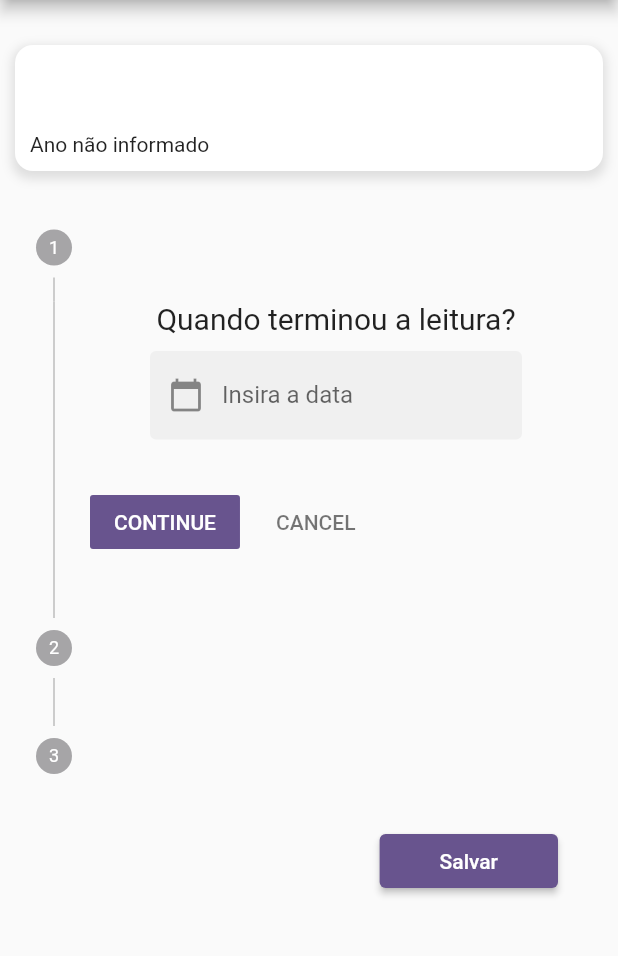
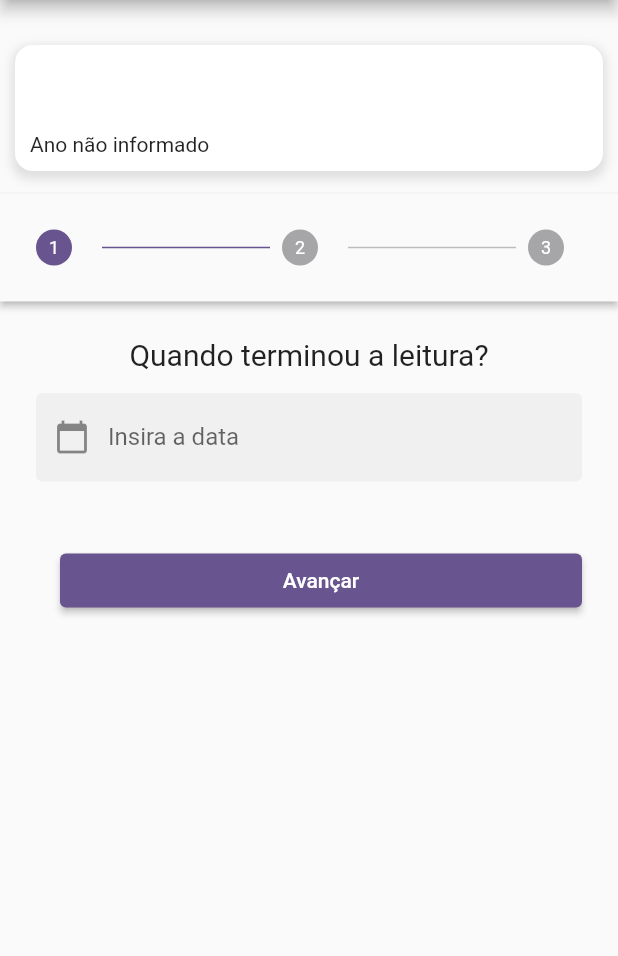
Before and after one commit to GuinterZaffalon/readingtracker, a Flutter app: the Register screen opened directly with empty values, on a phone screen of 412 x 824 dp, the part 84-1040 px from its top. Run offline on Flutter 3.47's test engine with Material 3 defaults, Android fonts, the phone set to English and light mode, and no system bars; our stand-ins replace flutter_rating_bar, sqflite; missing offline and left inert: linear_progress_bar; accounts and stored records are empty.

Commit message:
step funcionando na horizontal

```diff
--- a/lib/src/components/comment.dart
+++ b/lib/src/components/comment.dart
@@ -7,14 +7,15 @@ class CommentBox extends StatelessWidget {
 
   @override
   Widget build(BuildContext context) {
-    return Column(
+    return
+      Column(
       crossAxisAlignment: CrossAxisAlignment.center,
       children: [
         Text("Gostaria de anotar algo?",
             style: TextStyle(fontSize: 20)),
         const SizedBox(height: 10),
         Padding(
-            padding: EdgeInsets.fromLTRB(40, 10, 40, 10),
+            padding: EdgeInsets.fromLTRB(0, 14, 0, 10),
             child: TextField(
               onChanged: onChange,
               decoration: InputDecoration(
--- a/lib/src/components/date.dart
+++ b/lib/src/components/date.dart
@@ -50,7 +50,7 @@ class _DatePickerFieldState extends State<DatePickerField> {
           style: TextStyle(fontSize: 20),
         ),
         Padding(
-          padding: const EdgeInsets.fromLTRB(40, 10, 40, 15),
+          padding: const EdgeInsets.fromLTRB(0, 14, 0, 10),
           child: TextField(
             controller: _controllerDate,
             onTap: _showDatePicker,
--- a/lib/src/components/ratting.dart
+++ b/lib/src/components/ratting.dart
@@ -11,7 +11,7 @@ class Ratting extends StatelessWidget {
     return Column(
       crossAxisAlignment: CrossAxisAlignment.center,
       children: [
-        Text("Quantas estrelas daria para a obra?",
+        Text("Quantas estrelas para a obra?",
             style: TextStyle(fontSize: 20)),
         const SizedBox(height: 10),
         RatingBar.builder(
--- a/lib/src/screens/register.dart
+++ b/lib/src/screens/register.dart
@@ -37,13 +37,14 @@ class _RegisterState extends State<Register> {
   String cover = "";
   bool isLoading = false;
   late DateTime date;
-  late PageController _pageController;
-  int _currentPage = 0;
+  int currentStep = 0;
   final sqfliteHelper = SqfliteHelper();
+  bool get isFrirstStep => currentStep == 0;
+  bool get isLastStep => currentStep == steps().length - 1;
+  bool isComplete = false;
 
   initState() {
     super.initState();
-    _pageController = PageController(initialPage: 0);
     if (widget.registro.isbn == null || widget.registro.isbn == '') {
       return;
     } else {
@@ -69,6 +70,68 @@ class _RegisterState extends State<Register> {
     }
   }
 
+  List<Step> steps() => [
+        Step(
+          isActive: currentStep >= 0,
+          title: const Text(""),
+          content: DatePickerField(onDateSelected: (date) {
+            setState(() {
+              this.date = date;
+            });
+          }),
+        ),
+        Step(
+          isActive: currentStep >= 1,
+          title: const Text(""),
+          content: Ratting(rattingStar: (rating) {
+            setState(() {
+              this.rating = rating.toInt();
+            });
+          }),
+        ),
+        Step(
+            isActive: currentStep >= 2,
+            title: const Text(""),
+            content: Column(
+              children: [
+                CommentBox(onChange: (value) {
+                  setState(() {
+                    commentNotFinished = value;
+                  });
+                }),
+                Row(mainAxisAlignment: MainAxisAlignment.end, children: [
+                  Padding(
+                      padding: const EdgeInsets.fromLTRB(40, 10, 40, 10),
+                      child: ElevatedButton(
+                        onPressed: () async {
+                          final book = {
+                            "title": widget.registro.title,
+                            "author": widget.registro.author,
+                            "publisher": widget.registro.publisher,
+                            "editionYear": widget.registro.editionYear,
+                            "cover": cover,
+                            "comment": comment,
+                            "date": date.toString(),
+                            "rating": rating,
+                          };
+                          await sqfliteHelper.insertBookFinished(book);
+                          Navigator.push(
+                              context,
+                              MaterialPageRoute(
+                                builder: (context) => const perfilPage(),
+                              ));
+                        },
+                        child: const Text("Salvar"),
+                        style: ButtonStyle(
+                          padding: MaterialStateProperty.all(
+                              const EdgeInsets.fromLTRB(40, 10, 40, 10)),
+                        ),
+                      ))
+                ])
+            ])
+            )
+      ];
+
   @override
   Widget build(BuildContext context) {
     return Scaffold(
@@ -77,11 +140,9 @@ class _RegisterState extends State<Register> {
         title: const Text("ReadingTracker"),
         centerTitle: true,
       ),
-      body: Column(
-        children: [
+      body: Column(children: [
         isLoading
-              ?
-          Expanded(
+            ? Expanded(
                 child: Center(
                     child: Column(
                 mainAxisAlignment: MainAxisAlignment.center,
@@ -90,28 +151,24 @@ class _RegisterState extends State<Register> {
                   SizedBox(height: 10),
                   Text('Carregando...'),
                 ],
-                  )
-              ))
+              )))
             : cover.isEmpty
                 ? Padding(
                     padding: const EdgeInsets.fromLTRB(10, 30, 10, 0),
                     child: Container(
                       decoration: BoxDecoration(
                         color: Colors.white,
-                borderRadius: BorderRadius.circular(
-                    12),
+                        borderRadius: BorderRadius.circular(12),
                         boxShadow: [
                           BoxShadow(
-                    color:
-                    Colors.grey.withOpacity(0.3),
+                            color: Colors.grey.withOpacity(0.3),
                             spreadRadius: 2,
                             blurRadius: 5,
                             offset: Offset(0, 3),
                           ),
                         ],
                       ),
-              padding:
-              const EdgeInsets.all(10),
+                      padding: const EdgeInsets.all(10),
                       child: Row(
                         children: [
                           Column(
@@ -119,9 +176,7 @@ class _RegisterState extends State<Register> {
                             children: [
                               SizedBox(
                                   width: 180,
-                        child:
-
-                      Text(
+                                  child: Text(
                                     widget.registro.title!,
                                     style: const TextStyle(
                                       overflow: TextOverflow.ellipsis,
@@ -129,14 +184,12 @@ class _RegisterState extends State<Register> {
                                       fontSize: 14,
                                     ),
                                   )),
-                      SizedBox( width: 180,
-                        child:
-                      Text(widget.registro.author!)),
-
+                              SizedBox(
+                                  width: 180,
+                                  child: Text(widget.registro.author!)),
                               Text(widget.registro.publisher!),
                               Text(
-                        widget.registro.editionYear?.isNotEmpty ==
-                            true
+                                widget.registro.editionYear?.isNotEmpty == true
                                     ? widget.registro.editionYear!
                                     : 'Ano não informado',
                               ),
@@ -151,20 +204,17 @@ class _RegisterState extends State<Register> {
                     child: Container(
                       decoration: BoxDecoration(
                         color: Colors.white,
-                borderRadius: BorderRadius.circular(
-                    12),
+                        borderRadius: BorderRadius.circular(12),
                         boxShadow: [
                           BoxShadow(
-                    color:
-                    Colors.grey.withOpacity(0.3),
+                            color: Colors.grey.withOpacity(0.3),
                             spreadRadius: 2,
                             blurRadius: 5,
                             offset: Offset(0, 3),
                           ),
                         ],
                       ),
-              padding:
-              const EdgeInsets.all(10),
+                      padding: const EdgeInsets.all(10),
                       child: Row(
                         children: [
                           Image.memory(
@@ -188,8 +238,7 @@ class _RegisterState extends State<Register> {
                               Text(widget.registro.author!),
                               Text(widget.registro.publisher!),
                               Text(
-                        widget.registro.editionYear?.isNotEmpty ==
-                            true
+                                widget.registro.editionYear?.isNotEmpty == true
                                     ? widget.registro.editionYear!
                                     : 'Ano não informado',
                               ),
@@ -200,89 +249,53 @@ class _RegisterState extends State<Register> {
                     ),
                   ),
         const SizedBox(height: 15),
-          isLoading ? const Text("") :
-           Container(
+        isLoading
+            ? const Text("")
+            : Container(
+                height: 300,
                 child:
                     Stepper(
                         steps: steps(),
-                    currentStep: _currentPage,
+                        type: StepperType.horizontal,
+                        currentStep: currentStep,
+                        controlsBuilder: (context, details) => Padding(
+                            padding: const EdgeInsets.only(top: 32),
+                            child: Row(
+                              children: [
+
+                                if (!isFrirstStep) ...[
+                                  Expanded(child: ElevatedButton(
+                                    onPressed: isFrirstStep ? null : details.onStepCancel,
+                                    child: const Text("Voltar"),
+                                  ))
+                                ],
+                                  const SizedBox(width: 16),
+                                Expanded(
+                                    child: ElevatedButton(
+                                        onPressed: details.onStepContinue,
+                                        child: Text(isLastStep ? "Finalizar" : "Avançar"))),
+
+                              ],
+                            )),
                         onStepContinue: () {
-                      if (_currentPage < steps().length - 1) {
-                        _pageController.nextPage(
-                            duration: const Duration(milliseconds: 100),
-                            curve: Curves.linear);
+                          if (isLastStep) {
+                            setState(() {
+                              isComplete = true;
+                            });
+                          } else {
+                            setState(() {
+                              currentStep += 1;
+                            });
                           }
                         },
+                        onStepTapped: (step) =>
+                            setState(() => currentStep = step),
                         onStepCancel: () {
-                      if (_currentPage > 0) {
-                        _pageController.previousPage(
-                            duration: const Duration(milliseconds: 100),
-                            curve: Curves.linear);
-                      }
-                    },
-                  )
-                ),
-                Row(
-                    mainAxisAlignment: MainAxisAlignment.end,
-                    children: [
-                      Padding(
-                          padding: const EdgeInsets.fromLTRB(
-                              40, 10, 40, 10),
-                          child: ElevatedButton(
-                            onPressed: () async {
-                              final book = {
-                                "title": widget.registro.title,
-                                "author": widget.registro.author,
-                                "publisher": widget.registro.publisher,
-                                "editionYear": widget.registro.editionYear,
-                                "cover": cover,
-                                "comment": comment,
-                                "date": date.toString(),
-                                "rating": rating,
-                              };
-                              await sqfliteHelper.insertBookFinished(book);
-                              Navigator.push(context, MaterialPageRoute(
-                                builder: (context) => const perfilPage(),
-                              ));
-                            },
-                            child: const Text("Salvar"),
-                            style: ButtonStyle(
-                              padding: MaterialStateProperty.all(
-                                  const EdgeInsets.fromLTRB(
-                                      40, 10, 40, 10)),
-                            ),
-                          ))
-                    ])
-              ]
-      ),
+                          isFrirstStep
+                              ? null
+                              : () => setState(() => currentStep -= 1);
+                        })),
+      ]),
     );
   }
-
-  List<Step> steps() => [
-     Step(
-      title: const Text(""),
-      content: DatePickerField(onDateSelected: (date) {
-        setState(() {
-          this.date = date;
-        });
-      }),
-    ),
-    Step(
-      title: const Text(""),
-      content: Ratting(rattingStar: (rating) {
-        setState(() {
-          this.rating = rating.toInt();
-        });
-      }),
-    ),
-    Step(
-        title: const Text(""),
-        content:
-        CommentBox(onChange: (value) {
-          setState(() {
-            comment = value;
-        });
-      })
-    )
-  ];
 }
```
Lines whose indentation alone changed are shown as unchanged.
